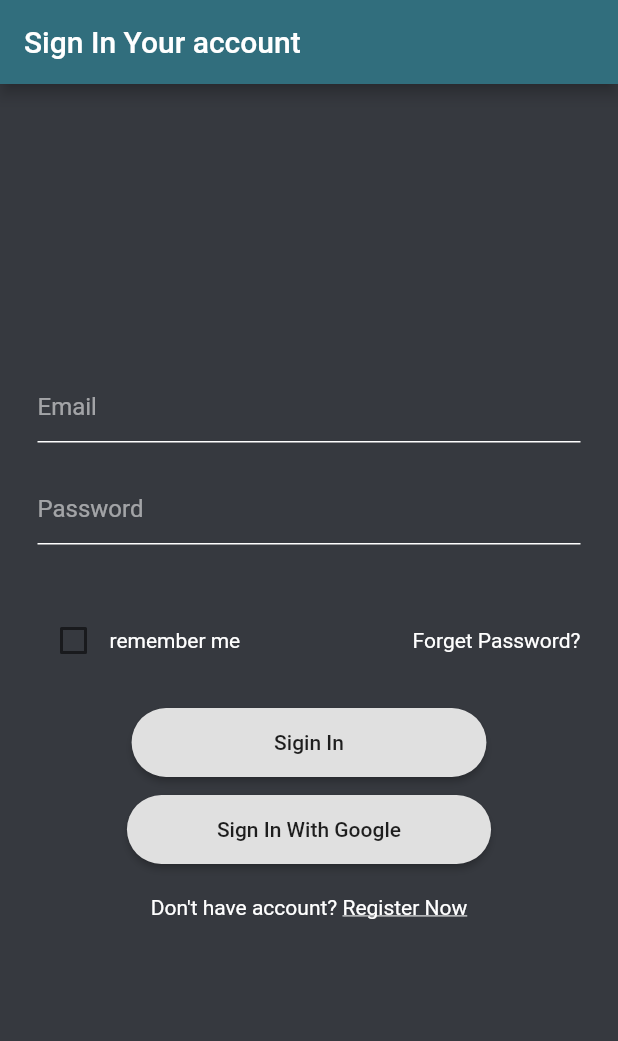
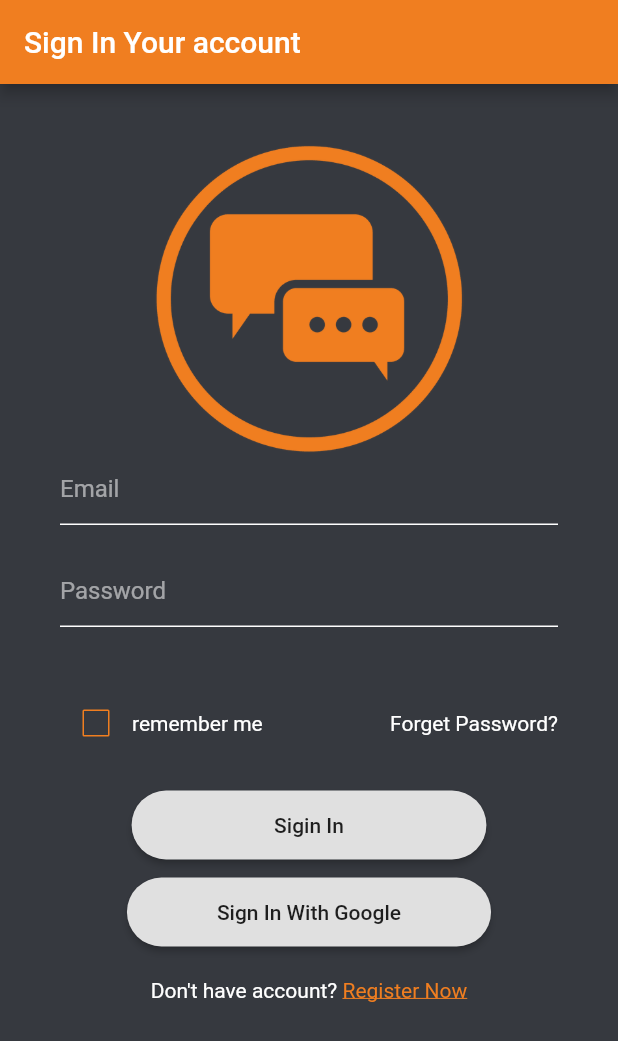
Before and after one commit to tahaTWM/chatFirebase, a Flutter app: the screen it shows after launch, on a phone screen of 412 x 824 dp. Shown: the top 1041 px of the screen. Run offline on Flutter 3.47's test engine with Material 2 defaults, Android fonts, the phone set to English and light mode, and no system bars; our stand-ins replace cloud_firestore, firebase_auth, firebase_core, firebase_storage, fluttertoast, font_awesome_flutter and 4 more; missing offline and left inert: dart:ffi; accounts and stored records are empty.

Commit message:
2021-12-16,  9:25:37.18

```diff
--- a/lib/view/auth/signUp.dart
+++ b/lib/view/auth/signUp.dart
@@ -29,7 +29,7 @@ class _SignUpState extends State<SignUp> {
       backgroundColor: Color.fromRGBO(54, 57, 63, 1),
       appBar: AppBar(
         title: Text("Create New account"),
-        backgroundColor: Color.fromRGBO(49, 110, 125, 1),
+        backgroundColor: Color.fromRGBO(240, 126, 32, 1),
       ),
       body: SingleChildScrollView(
         child: Container(
@@ -140,7 +140,7 @@ class _SignUpState extends State<SignUp> {
                       child: Text(
                         "Sign In",
                         style: TextStyle(
-                            color: Colors.white,
+                            color: Color.fromRGBO(240, 126, 32, 1),
                             decoration: TextDecoration.underline),
                       ),
                     )
--- a/lib/view/auth/signin.dart
+++ b/lib/view/auth/signin.dart
@@ -28,19 +28,27 @@ class _SiginScreenState extends State<SiginScreen> {
 
   @override
   Widget build(BuildContext context) {
-    return Scaffold(
+    var width = MediaQuery.of(context).size.width;
+    return GestureDetector(
+      onTap: () => FocusScope.of(context).unfocus(),
+      child: Scaffold(
         backgroundColor: Color.fromRGBO(54, 57, 63, 1),
         appBar: AppBar(
-        backgroundColor: Color.fromRGBO(49, 110, 125, 1),
+          backgroundColor: Color.fromRGBO(240, 126, 32, 1),
           title: Text("Sign In Your account"),
         ),
         body: loading
             ? Center(child: CircularProgressIndicator())
             : Container(
-              padding: EdgeInsets.all(25),
-              child: Column(
-                mainAxisAlignment: MainAxisAlignment.center,
+                padding: EdgeInsets.all(40),
+                child: ListView(
+                  // mainAxisAlignment: MainAxisAlignment.center,
                   children: [
+                    Image.asset(
+                      "asset/logo.png",
+                      width: width * 0.5,
+                      height: width * 0.5,
+                    ),
                     TextFormField(
                       controller: emailController,
                       decoration: textFieldInputDecoration("Email"),
@@ -54,7 +62,8 @@ class _SiginScreenState extends State<SiginScreen> {
                       obscureText: true,
                       onFieldSubmitted: (_) => signIn(),
                       onTap: () {
-                      if (!emailController.text.contains('@')) {
+                        if (!emailController.text.contains('@') &&
+                            emailController.text.isNotEmpty) {
                           setState(() {
                             emailController.text =
                                 emailController.text + '@gmail.com';
@@ -77,7 +86,9 @@ class _SiginScreenState extends State<SiginScreen> {
                                       remimberMe = value;
                                     });
                                   },
-                            ),
+                                  activeColor: Color.fromRGBO(240, 126, 32, 1),
+                                  side: BorderSide(
+                                      color: Color.fromRGBO(240, 126, 32, 1))),
                               Text('remember me',
                                   style: TextStyle(color: Colors.white))
                             ],
@@ -101,8 +112,8 @@ class _SiginScreenState extends State<SiginScreen> {
                             signIn();
                           },
                           child: Text("Sigin In"),
-                        padding:
-                            EdgeInsets.symmetric(horizontal: 95, vertical: 15),
+                          padding: EdgeInsets.symmetric(
+                              horizontal: 95, vertical: 15),
                           shape: rectangleBorder(),
                         ),
                         SizedBox(height: 10),
@@ -110,8 +121,8 @@ class _SiginScreenState extends State<SiginScreen> {
                           onPressed: () => signInWithGoogle(),
                           child: Text("Sign In With Google"),
                           shape: rectangleBorder(),
-                        padding:
-                            EdgeInsets.symmetric(horizontal: 60, vertical: 15),
+                          padding: EdgeInsets.symmetric(
+                              horizontal: 60, vertical: 15),
                         ),
                       ],
                     ),
@@ -129,7 +140,7 @@ class _SiginScreenState extends State<SiginScreen> {
                             child: Text(
                               "Register Now",
                               style: TextStyle(
-                                color: Colors.white,
+                                  color: Color.fromRGBO(240, 126, 32, 1),
                                   decoration: TextDecoration.underline),
                             ),
                           )
@@ -137,6 +148,7 @@ class _SiginScreenState extends State<SiginScreen> {
                       ),
                     ),
                   ],
+                ),
               ),
       ),
     );
--- a/lib/view/ui/blog/addPost.dart
+++ b/lib/view/ui/blog/addPost.dart
@@ -41,7 +41,7 @@ class _AddPostState extends State<AddPost> {
           style: TextStyle(color: Colors.white),
         ),
         centerTitle: true,
-        backgroundColor: Color.fromRGBO(49, 110, 125, 1),
+        backgroundColor: Color.fromRGBO(240, 126, 32, 1),
         elevation: 0,
         iconTheme: IconThemeData(color: Colors.white),
       ),
@@ -88,7 +88,7 @@ class _AddPostState extends State<AddPost> {
                             "Upload",
                             style: TextStyle(color: Colors.white),
                           ),
-                          color: Color.fromRGBO(49, 110, 125, 1),
+                          color: Color.fromRGBO(240, 126, 32, 1),
                         )
                       ],
                     ),
@@ -147,7 +147,7 @@ class _AddPostState extends State<AddPost> {
         'desc': descController.text,
         'time': timeNow,
         'date': dayNow,
-        'favorite': false,
+        'favorite': [],
         'orderID': DateTime.now().millisecondsSinceEpoch,
         'uploaderInfo': userInfo,
       }).then((value) {
--- a/pubspec.yaml
+++ b/pubspec.yaml
@@ -34,3 +34,6 @@ dev_dependencies:
 
 flutter:
   uses-material-design: true
+
+  assets:
+    - asset/logo.png
```
Also changed, not shown: lib/view/ui/blog/displayPost.dart (+52 -29 lines), asset/logo.png (added), 6 other files. Lines whose indentation alone changed are shown as unchanged.
